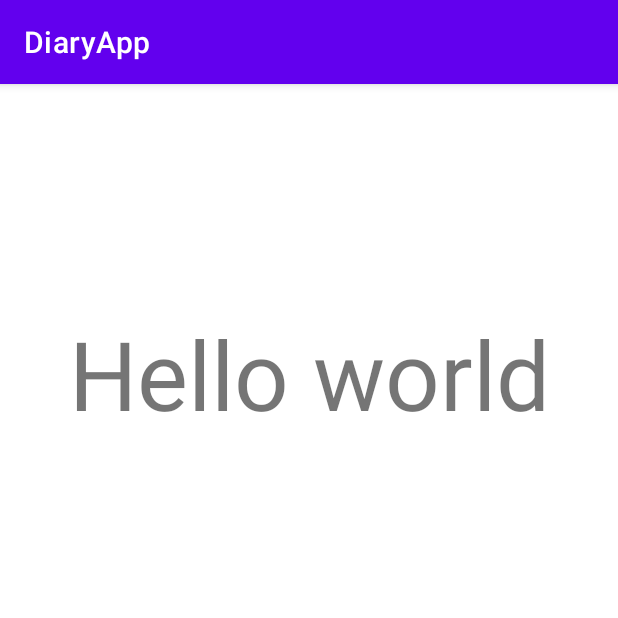
After one commit to joshcrispo/DiaryApp, an Android app: the Menu screen opened directly, with no data from a screen before it, on a phone screen of 412 x 824 dp, the top half of it. The commit adds this screen. Run offline under Robolectric (Android 15) with nearby library versions, the phone set to English and light mode, and no system bars.

Commit message:
added a navigation to menu

```diff
--- a/app/src/main/AndroidManifest.xml
+++ b/app/src/main/AndroidManifest.xml
@@ -12,6 +12,13 @@
         android:supportsRtl="true"
         android:theme="@style/Theme.DiaryApp"
         tools:targetApi="31">
+        <activity
+            android:name=".Menu"
+            android:exported="false">
+            <meta-data
+                android:name="android.app.lib_name"
+                android:value="" />
+        </activity>
         <activity
             android:name=".MainActivity"
             android:exported="true">
--- a/app/src/main/java/com/example/diaryapp/MainActivity.java
+++ b/app/src/main/java/com/example/diaryapp/MainActivity.java
@@ -3,6 +3,7 @@ package com.example.diaryapp;
 import androidx.appcompat.app.AppCompatActivity;
 
 import android.annotation.SuppressLint;
+import android.content.Intent;
 import android.database.Cursor;
 import android.os.Bundle;
 import android.text.format.DateFormat;
@@ -39,7 +40,7 @@ public class MainActivity extends AppCompatActivity {
         dbManager.open();
 
         //Adding user dummy user
-        dbManager.addUser(new User("Joshua", "joshua@tudublin.ie", "mypass123"));
+        //dbManager.addUser(new User("Joshua", "joshua@tudublin.ie", "mypass123"));
 
         //Log in
         loginButton = (Button) findViewById(R.id.buttonlog);
@@ -49,8 +50,7 @@ public class MainActivity extends AppCompatActivity {
             Cursor cursor = dbManager.getUser(email, pass);
 
             if (cursor.moveToFirst()) {
-                Toast.makeText(MainActivity.this, "Okay bro, you did it", Toast.LENGTH_LONG).show();
-            }
+                startActivity(new Intent(MainActivity.this, Menu.class));            }
             else{
                 Toast.makeText(MainActivity.this, "Wrong login details", Toast.LENGTH_LONG).show();
             }
--- /dev/null
+++ b/app/src/main/java/com/example/diaryapp/Menu.java
@@ -0,0 +1,14 @@
+package com.example.diaryapp;
+
+import androidx.appcompat.app.AppCompatActivity;
+
+import android.os.Bundle;
+
+public class Menu extends AppCompatActivity {
+
+    @Override
+    protected void onCreate(Bundle savedInstanceState) {
+        super.onCreate(savedInstanceState);
+        setContentView(R.layout.activity_menu);
+    }
+}
--- /dev/null
+++ b/app/src/main/res/layout/activity_menu.xml
@@ -0,0 +1,29 @@
+<?xml version="1.0" encoding="utf-8"?>
+<LinearLayout
+    xmlns:android="http://schemas.android.com/apk/res/android"
+    xmlns:app="http://schemas.android.com/apk/res-auto"
+    xmlns:tools="http://schemas.android.com/tools"
+    android:layout_width="match_parent"
+    android:layout_height="match_parent"
+    android:orientation="vertical">
+
+    <LinearLayout
+        android:layout_width="fill_parent"
+        android:layout_height="fill_parent"
+        android:orientation="vertical"
+        android:layout_marginLeft="30dp"
+        android:layout_marginRight="30dp"
+        android:layout_marginTop="150dp"
+        android:layout_marginBottom="150dp">
+
+        <TextView
+            android:layout_width="fill_parent"
+            android:layout_height="wrap_content"
+            android:text="Hello world"
+            android:textAlignment="center"
+            android:textSize="64sp"
+            android:layout_marginLeft="15dp"
+            android:layout_marginRight="15dp"/>
+
+    </LinearLayout>
+</LinearLayout>
--- a/app/src/main/res/values/strings.xml
+++ b/app/src/main/res/values/strings.xml
@@ -1,6 +1,6 @@
 <resources>
     <string name="app_name">DiaryApp</string>
-    <string name="header">Pure</string>
+    <string name="header">myDiary</string>
     <string name="email">Email:</string>
     <string name="pass">Password:</string>
 </resources>
```
Also changed, not shown: 161 other files.
